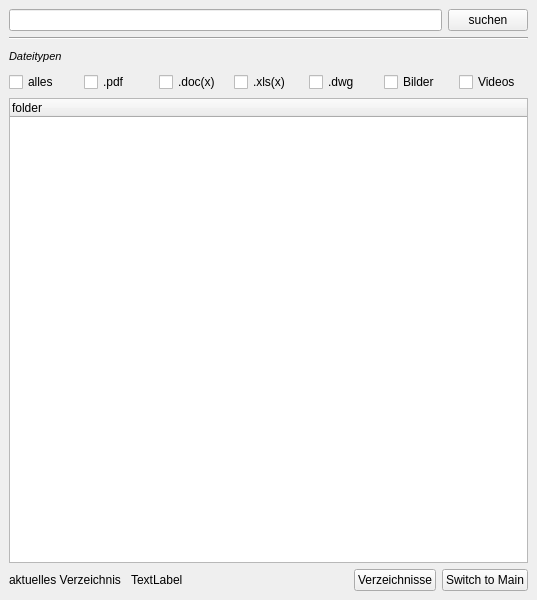
This is ui/search_window_universal.ui in erradelt/bib_search as Qt 5 draws it before an edit. The edited form follows.
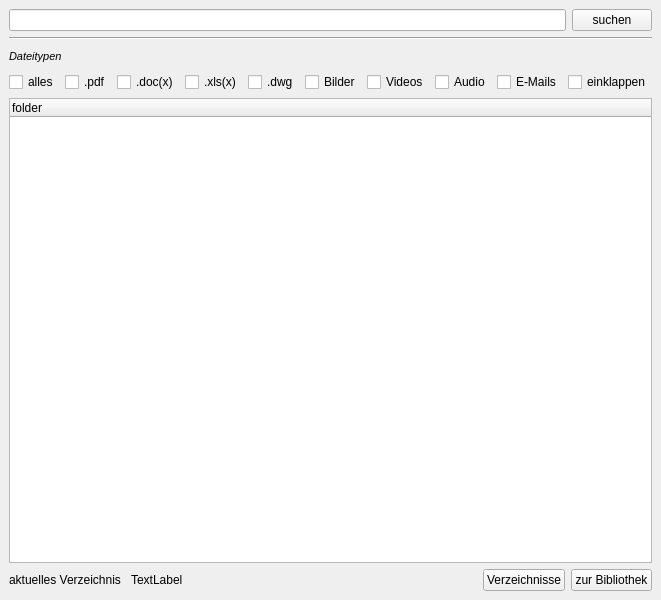
This is the edited form.

The edit to the form file:
```diff
--- a/ui/search_window_universal.ui
+++ b/ui/search_window_universal.ui
@@ -117,6 +117,27 @@
          </property>
         </widget>
        </item>
+       <item>
+        <widget class="QCheckBox" name="checkBox_8">
+         <property name="text">
+          <string>Audio</string>
+         </property>
+        </widget>
+       </item>
+       <item>
+        <widget class="QCheckBox" name="checkBox_9">
+         <property name="text">
+          <string>E-Mails</string>
+         </property>
+        </widget>
+       </item>
+       <item>
+        <widget class="QCheckBox" name="checkBox_10">
+         <property name="text">
+          <string>einklappen</string>
+         </property>
+        </widget>
+       </item>
       </layout>
      </item>
      <item>
@@ -167,7 +188,7 @@
        <item>
         <widget class="QPushButton" name="pushButton_switch">
          <property name="text">
-          <string>Switch to Main</string>
+          <string>zur Bibliothek</string>
          </property>
         </widget>
        </item>
```
